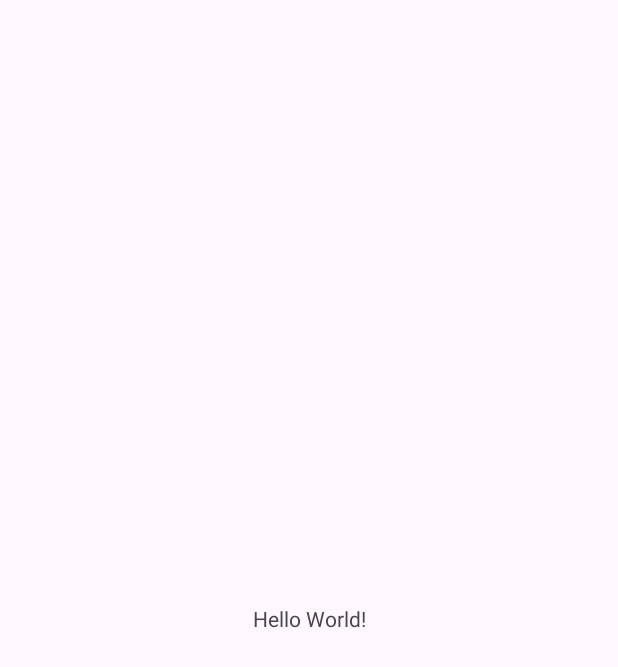
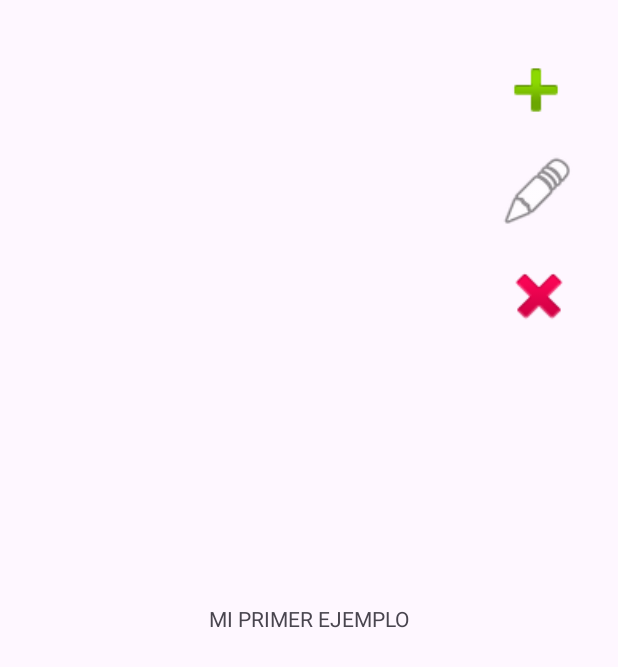
Before and after one commit to JaviSego1/ActividadesClase, an Android app: the screen it shows after launch (MainActivity), on a phone screen of 412 x 824 dp. Before the commit the part shown is almost empty. Shown: the top 667 px of the screen. Run offline under Robolectric (Android 15) with nearby library versions, the phone set to English and light mode, and no system bars.

Commit message:
Commit Actividad3 en rama Actividad3

```diff
--- a/app/build.gradle.kts
+++ b/app/build.gradle.kts
@@ -9,7 +9,7 @@ android {
 
     defaultConfig {
         applicationId = "com.example.actividadesclase"
-        minSdk = 24
+        minSdk = 35
         targetSdk = 34
         versionCode = 1
         versionName = "1.0"
--- a/app/src/main/AndroidManifest.xml
+++ b/app/src/main/AndroidManifest.xml
@@ -13,7 +13,7 @@
         android:theme="@style/Theme.ActividadesClase"
         tools:targetApi="31">
         <activity
-            android:name=".MainActivity"
+            android:name=".views.MainActivity"
             android:exported="true">
             <intent-filter>
                 <action android:name="android.intent.action.MAIN" />
--- a/app/src/main/java/com/example/actividadesclase/MainActivity.kt
+++ /dev/null
@@ -1,20 +0,0 @@
-package com.example.actividadesclase
-
-import android.os.Bundle
-import androidx.activity.enableEdgeToEdge
-import androidx.appcompat.app.AppCompatActivity
-import androidx.core.view.ViewCompat
-import androidx.core.view.WindowInsetsCompat
-
-class MainActivity : AppCompatActivity() {
-    override fun onCreate(savedInstanceState: Bundle?) {
-        super.onCreate(savedInstanceState)
-        enableEdgeToEdge()
-        setContentView(R.layout.activity_main)
-        ViewCompat.setOnApplyWindowInsetsListener(findViewById(R.id.main)) { v, insets ->
-            val systemBars = insets.getInsets(WindowInsetsCompat.Type.systemBars())
-            v.setPadding(systemBars.left, systemBars.top, systemBars.right, systemBars.bottom)
-            insets
-        }
-    }
-}
--- /dev/null
+++ b/app/src/main/java/com/example/actividadesclase/data/RepositoryClient.kt
@@ -0,0 +1,21 @@
+package com.example.actividadesclase.data
+
+import com.example.actividadesclase.logic.Client
+
+class RepositoryClient {
+
+    companion object {
+        var primary = 100
+
+        val listClient : List<Client> = listOf(
+            Client (incrementPrimary(), "Javier", "Segovia", 987987654),
+            Client (incrementPrimary(), "Ruben", "Dominguez", 678543123),
+            Client (incrementPrimary(), "Pablo", "Perez", 678908765),
+            Client (incrementPrimary(), "Alvaro", "Fuentes", 612312098  )
+        )
+
+        fun incrementPrimary() = primary ++
+
+    }
+
+}
--- /dev/null
+++ b/app/src/main/java/com/example/actividadesclase/logic/Client.kt
@@ -0,0 +1,4 @@
+package com.example.actividadesclase.logic
+
+class Client(var id : Int, var name : String, var apellidos: String, var telefono: Int) {
+}
--- /dev/null
+++ b/app/src/main/java/com/example/actividadesclase/views/Dialog.kt
@@ -0,0 +1,47 @@
+package com.example.actividadesclase.views
+
+import com.example.actividadesclase.data.RepositoryClient
+import kotlin.random.Random
+
+class Dialog {
+
+    private var onAdd: ((Int, String, String, Int) -> Unit)? = null
+    private var onDelete: ((Int) -> Unit)? = null
+    private var onUpdate: ((Int, String, String, Int) -> Unit)? = null
+
+    fun setOnAddListener(listener: (Int, String, String, Int) -> Unit) {
+        onAdd = listener
+    }
+
+    fun setOnDeleteListener(listener: (Int) -> Unit) {
+        onDelete = listener
+    }
+
+    fun setOnUpdateListener(listener: (Int, String, String, Int) -> Unit) {
+        onUpdate = listener
+    }
+
+    fun show(typeAction: Int) {
+        val posibleId = Random.nextInt(1, 100)
+        val posibleName = "CAMBIADO"
+        val posibleApellidos = "CAMBIADO APELLIDO"
+        val posibleTelefono = 123456789
+        when (typeAction) {
+            0 -> onAccept()
+            1 -> if (posibleId != -1) onEdit(posibleId, posibleName, posibleApellidos, posibleTelefono)
+            2 -> if (posibleId != -1) onDelete(posibleId)
+        }
+    }
+
+    private fun onDelete(id: Int) {
+        onDelete?.invoke(id)
+    }
+
+    private fun onEdit(id: Int, name: String, apellidos: String, telefono: Int) {
+        onUpdate?.invoke(id, name, apellidos, telefono)
+    }
+
+    private fun onAccept() {
+        onAdd?.invoke(RepositoryClient.incrementPrimary(), "NUEVO CLIENTE", "NUEVO APELLIDO", 678678541)
+    }
+}
--- /dev/null
+++ b/app/src/main/java/com/example/actividadesclase/views/MainActivity.kt
@@ -0,0 +1,98 @@
+package com.example.actividadesclase.views
+
+import android.os.Bundle
+import android.util.Log
+import android.widget.ImageView
+import androidx.activity.enableEdgeToEdge
+import androidx.appcompat.app.AppCompatActivity
+import androidx.core.view.ViewCompat
+import androidx.core.view.WindowInsetsCompat
+import com.example.actividadesclase.R
+import com.example.actividadesclase.logic.Client
+import com.example.actividadesclase.logic.Controller
+
+class MainActivity : AppCompatActivity() {
+
+    private lateinit var myButtonAdd: ImageView
+    private lateinit var myButtonDel: ImageView
+    private lateinit var myButtonUpdate: ImageView
+    private lateinit var myDialog: Dialog
+    private val controller = Controller()
+
+    companion object {
+        const val TAG = "---SALIDA---"
+    }
+
+    override fun onCreate(savedInstanceState: Bundle?) {
+        super.onCreate(savedInstanceState)
+        setContentView(R.layout.activity_main)
+
+        Log.d(TAG, "Esto es un ejemplo de log")
+        start()
+    }
+
+    private fun start() {
+        myButtonAdd = findViewById(R.id.iv_añadir)
+        myButtonDel = findViewById(R.id.iv_delete)
+        myButtonUpdate = findViewById(R.id.iv_edit)
+        myDialog = Dialog().apply {
+            setOnAddListener { id, name, apellidos, telefono ->
+                val newClient = Client(id, name, apellidos, telefono)
+                controller.ClientAddController(newClient)
+                val msg = "El cliente con id = $id, ha sido insertado correctamente"
+                Log.d(TAG, msg)
+                showConsoleData(msg)
+            }
+
+            setOnUpdateListener { id, name, apellidos, telefono ->
+                val msg: String
+                val update = controller.ClientUpdateController(id, name, apellidos, telefono)
+                msg = if (update) {
+                    "El cliente con id = $id, ha sido actualizado correctamente"
+                } else {
+                    "El cliente con id = $id, no ha sido encontrado para actualizar"
+                }
+                Log.d(TAG, msg)
+                showConsoleData(msg)
+            }
+
+            setOnDeleteListener { id ->
+                val msg: String
+                val delete = controller.ClientDelController(id)
+                msg = if (delete) {
+                    "El cliente con id = $id, ha sido eliminado correctamente"
+                } else {
+                    "El cliente con id = $id, no ha sido encontrado para eliminar"
+                }
+                Log.d(TAG, msg)
+                showConsoleData(msg)
+            }
+        }
+
+
+        myButtonAdd.setOnClickListener {
+            Log.d(TAG, "HAS PULSADO EL BOTON ADD")
+            myDialog.show(0)  // Simulamos la acción de añadir
+        }
+
+        myButtonUpdate.setOnClickListener {
+            Log.d(TAG, "HAS PULSADO EL BOTON UPDATE")
+            myDialog.show(1)  // Simulamos la acción de editar
+        }
+
+        myButtonDel.setOnClickListener {
+            Log.d(TAG, "HAS PULSADO EL BOTON DEL")
+            myDialog.show(2)  // Simulamos la acción de eliminar
+        }
+    }
+
+    fun showConsoleData(msg: String) {
+        val msgData = controller.showData()
+        Thread.sleep(2000)
+        Log.d(TAG, msgData)
+    }
+
+
+
+
+}
--- a/app/src/main/res/layout/activity_main.xml
+++ b/app/src/main/res/layout/activity_main.xml
@@ -5,15 +5,47 @@
     android:id="@+id/main"
     android:layout_width="match_parent"
     android:layout_height="match_parent"
-    tools:context=".MainActivity">
+    tools:context=".views.MainActivity">
 
     <TextView
+        android:id="@+id/textView"
         android:layout_width="wrap_content"
         android:layout_height="wrap_content"
-        android:text="Hello World!"
+        android:text="MI PRIMER EJEMPLO"
         app:layout_constraintBottom_toBottomOf="parent"
         app:layout_constraintEnd_toEndOf="parent"
         app:layout_constraintStart_toStartOf="parent"
         app:layout_constraintTop_toTopOf="parent" />
 
+    <ImageView
+        android:id="@+id/iv_añadir"
+        android:layout_width="53dp"
+        android:layout_height="64dp"
+        android:layout_marginTop="28dp"
+        android:layout_marginEnd="28dp"
+        app:layout_constraintEnd_toEndOf="parent"
+        app:layout_constraintTop_toTopOf="parent"
+        app:srcCompat="@android:drawable/ic_input_add" />
+
+    <ImageView
+        android:id="@+id/iv_delete"
+        android:layout_width="49dp"
+        android:layout_height="60dp"
+        android:layout_marginTop="12dp"
+        android:layout_marginEnd="28dp"
+        app:layout_constraintEnd_toEndOf="parent"
+        app:layout_constraintTop_toBottomOf="@+id/iv_edit"
+        app:srcCompat="@android:drawable/ic_delete" />
+
+    <ImageView
+        android:id="@+id/iv_edit"
+        android:layout_width="51dp"
+        android:layout_height="55dp"
+        android:layout_marginTop="8dp"
+        android:layout_marginEnd="28dp"
+        app:layout_constraintEnd_toEndOf="parent"
+        app:layout_constraintTop_toBottomOf="@+id/iv_añadir"
+        app:srcCompat="@android:drawable/ic_menu_edit" />
+
+
 </androidx.constraintlayout.widget.ConstraintLayout>
```
Also changed, not shown: app/src/main/java/com/example/actividadesclase/logic/Controller.kt (added, +40 -0 lines).
